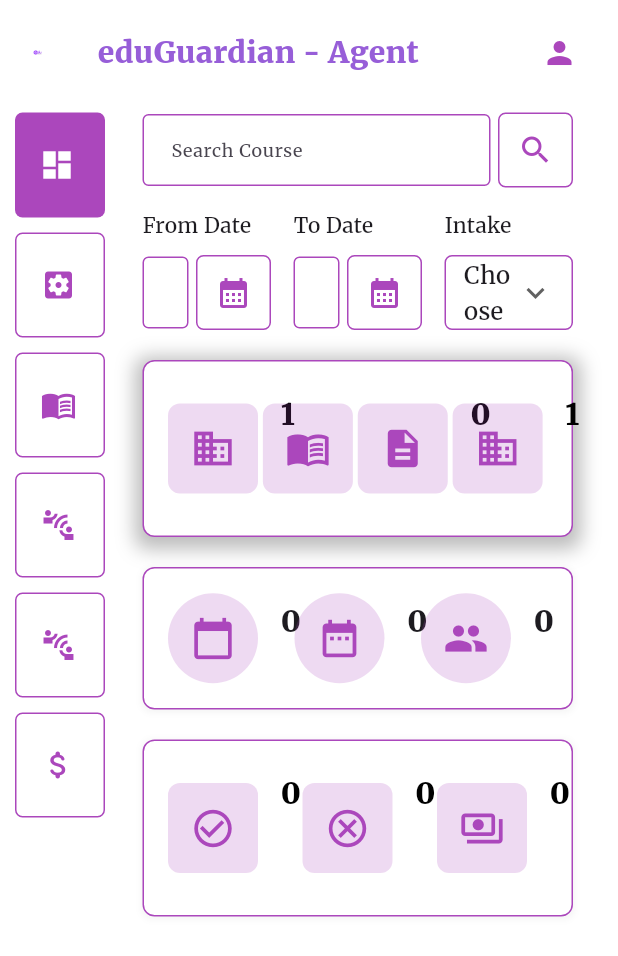
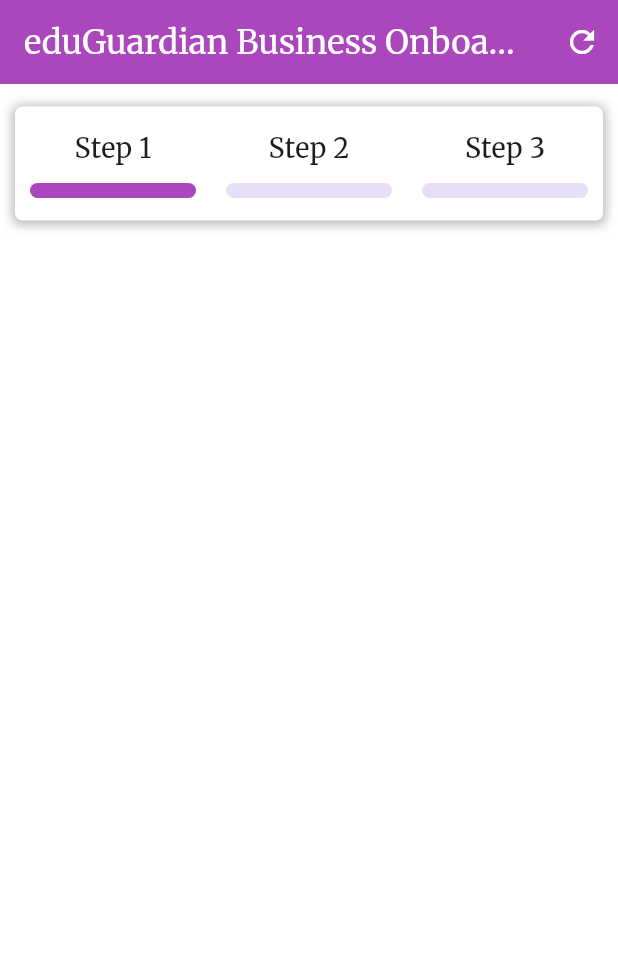
Before and after one commit to febinbaby879/agent, a Flutter app: the screen it shows after launch, on a phone screen of 412 x 824 dp. Shown: the top 956 px of the screen. Run offline on Flutter 3.47's test engine with Material 3 defaults, Android fonts, the phone set to English and light mode, and no system bars; our stand-ins replace animate_do, dartz, dio, file_picker, get, go_router and 5 more; missing offline and left inert: dart:html, dart:ui_web, pdf_render, pdfx.

Commit message:
onboarding flow starts

```diff
--- a/lib/application/controller/auth.dart
+++ b/lib/application/controller/auth.dart
@@ -8,9 +8,12 @@
   final TextEditingController passwordController = TextEditingController();
   final TextEditingController emailSignupController = TextEditingController();
   final TextEditingController nameSignupController = TextEditingController();
-  final TextEditingController agencyNameSignupController = TextEditingController();
-  final TextEditingController directorsNameSignupController = TextEditingController();
-  final TextEditingController directorsPhoneSignupController = TextEditingController();
+  final TextEditingController agencyNameSignupController =
+      TextEditingController();
+  final TextEditingController directorsNameSignupController =
+      TextEditingController();
+  final TextEditingController directorsPhoneSignupController =
+      TextEditingController();
   final TextEditingController countrySignupController = TextEditingController();
   final TextEditingController addressSignupController = TextEditingController();
   final TextEditingController phoneSignupController = TextEditingController();
@@ -38,6 +41,7 @@
   Future<void> getLog(BuildContext context) async {
     await Future.delayed(const Duration(seconds: 1));
     // context.go(Routes.login);
-    context.go(Routes.homeScreen);
+    context.go(Routes.onboardingScreen);
+    // context.go(Routes.homeScreen);
   }
 }
--- /dev/null
+++ b/lib/application/controller/onboarding.dart
@@ -0,0 +1,20 @@
+import 'package:get/get.dart';
+
+class OnboardingController extends GetxController {
+  RxInt step = 0.obs;
+  List<String> steps = ['Step 1', 'Step 2', 'Step 3'];
+  RxList<bool> stepCompletion = [true, false, false].obs;
+  RxBool refreshing = false.obs;
+
+  Future<void> refreshOnboarding() async {
+    if (refreshing.value) return;
+    refreshing.value = true;
+    await Future.delayed(const Duration(seconds: 2));
+    refreshing.value = false;
+  }
+
+  /// onboarding steps
+  void changeStep(int step) {
+    this.step.value = step;
+  }
+}
--- a/lib/application/presentation/routes/route_config.dart
+++ b/lib/application/presentation/routes/route_config.dart
@@ -3,6 +3,7 @@
 import 'package:agent_dashboard/application/presentation/screens/auth/login_screen.dart';
 import 'package:agent_dashboard/application/presentation/screens/auth/splash_screen.dart';
 import 'package:agent_dashboard/application/presentation/screens/home/home.dart';
+import 'package:agent_dashboard/application/presentation/screens/onboarding/onboarding_screen.dart';
 import 'package:agent_dashboard/application/presentation/screens/profile/profile.dart';
 import 'package:flutter/material.dart';
 import 'package:go_router/go_router.dart';
@@ -27,6 +28,9 @@
     GoRoute(
         path: Routes.agrementSign,
         builder: (context, state) => const ScreenAgrementSignature()),
+    GoRoute(
+        path: Routes.onboardingScreen,
+        builder: (context, state) => const ScreenOnboarding()),
   ];
   static _errorScreen() => Scaffold(
         appBar: AppBar(title: const Text('Error')),
--- a/lib/application/presentation/routes/routes.dart
+++ b/lib/application/presentation/routes/routes.dart
@@ -1,6 +1,7 @@
 class Routes {
   static String initial = '/';
   static String homeScreen = '/home';
+  static String onboardingScreen = '/onboarding';
 
   static const String login = '/sigin';
   static const String signUp = '/signUp';
--- /dev/null
+++ b/lib/application/presentation/screens/onboarding/onboarding_screen.dart
@@ -0,0 +1,51 @@
+import 'package:agent_dashboard/application/controller/onboarding.dart';
+import 'package:agent_dashboard/application/presentation/utils/animations/hover_effect.dart';
+import 'package:agent_dashboard/application/presentation/utils/colors.dart';
+import 'package:agent_dashboard/application/presentation/utils/constants.dart';
+import 'package:flutter/material.dart';
+import 'package:get/get.dart';
+
+part 'widgets/onboarding_steps_indicator.dart';
+
+class ScreenOnboarding extends StatelessWidget {
+  const ScreenOnboarding({super.key});
+
+  @override
+  Widget build(BuildContext context) {
+    final controller = Get.find<OnboardingController>();
+    return Scaffold(
+      appBar: AppBar(
+        backgroundColor: kpurple400,
+        foregroundColor: kWhite,
+        title: const Text('eduGuardian Business Onboarding'),
+        actions: [
+          Obx(() {
+            if (controller.refreshing.value) {
+              return Container(
+                  margin: const EdgeInsets.only(right: 20),
+                  height: 30,
+                  width: 30,
+                  child: const CircularProgressIndicator(color: kWhite));
+            }
+            return IconButton(
+              icon: const Icon(Icons.refresh, color: kWhite),
+              onPressed: () {
+                controller.refreshOnboarding();
+              },
+            );
+          }),
+        ],
+      ),
+      body: Padding(
+        padding: const EdgeInsets.symmetric(horizontal: 10),
+        child: Column(
+          children: [
+            kHeight15,
+            const _OnboardingStepsIndicator(),
+            kHeight10,
+          ],
+        ),
+      ),
+    );
+  }
+}
--- /dev/null
+++ b/lib/application/presentation/screens/onboarding/widgets/onboarding_steps_indicator.dart
@@ -0,0 +1,46 @@
+part of '../onboarding_screen.dart';
+
+class _OnboardingStepsIndicator extends StatelessWidget {
+  const _OnboardingStepsIndicator();
+
+  @override
+  Widget build(BuildContext context) {
+    final controller = Get.find<OnboardingController>();
+    return Container(
+      padding: const EdgeInsets.symmetric(vertical: 15),
+      decoration: BoxDecoration(
+          boxShadow: boxShadow4, color: kWhite, borderRadius: kRadius5),
+      child: Row(
+        children: List.generate(
+          controller.steps.length,
+          (index) => Expanded(
+            child: Obx(
+              () => HoverEffectWidget(
+                child: Padding(
+                  padding: const EdgeInsets.symmetric(horizontal: 10),
+                  child: Column(
+                    children: [
+                      Text(
+                        controller.steps[index],
+                        style: const TextStyle(
+                          fontSize: 18,
+                        ),
+                      ),
+                      kHeight10,
+                      LinearProgressIndicator(
+                        color: kpurple400,
+                        value: controller.stepCompletion[index] ? 1 : 0,
+                        borderRadius: kRadius5,
+                        minHeight: 10,
+                      ),
+                    ],
+                  ),
+                ),
+              ),
+            ),
+          ),
+        ),
+      ),
+    );
+  }
+}
--- a/lib/domain/core/binding/bindings.dart
+++ b/lib/domain/core/binding/bindings.dart
@@ -3,6 +3,7 @@
 import 'package:agent_dashboard/application/controller/claims.dart';
 import 'package:agent_dashboard/application/controller/counsiler_connect.dart';
 import 'package:agent_dashboard/application/controller/home.dart';
+import 'package:agent_dashboard/application/controller/onboarding.dart';
 import 'package:get/get.dart';
 
 class AllControllerBinding implements Bindings {
@@ -13,5 +14,6 @@
     Get.lazyPut(() => AuthController());
     Get.lazyPut(() => CounsillerController());
     Get.lazyPut(() => ClaimsController());
+    Get.lazyPut(() => OnboardingController());
   }
 }
```
